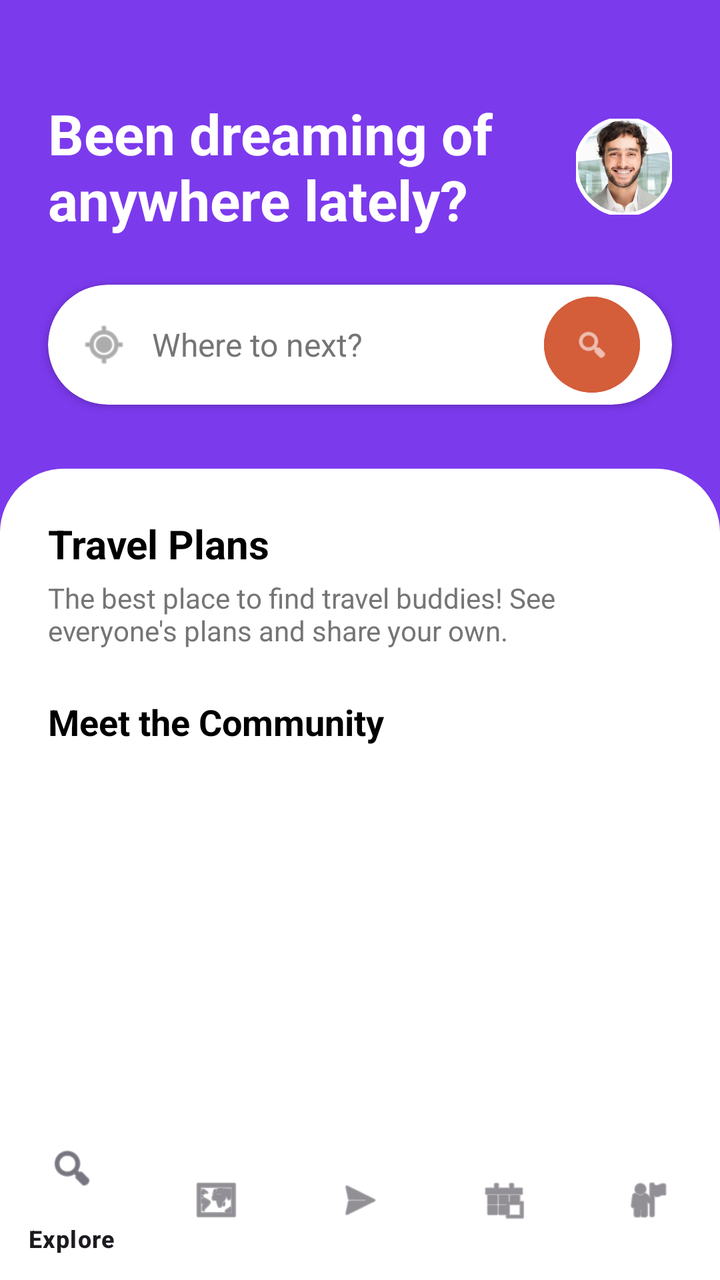
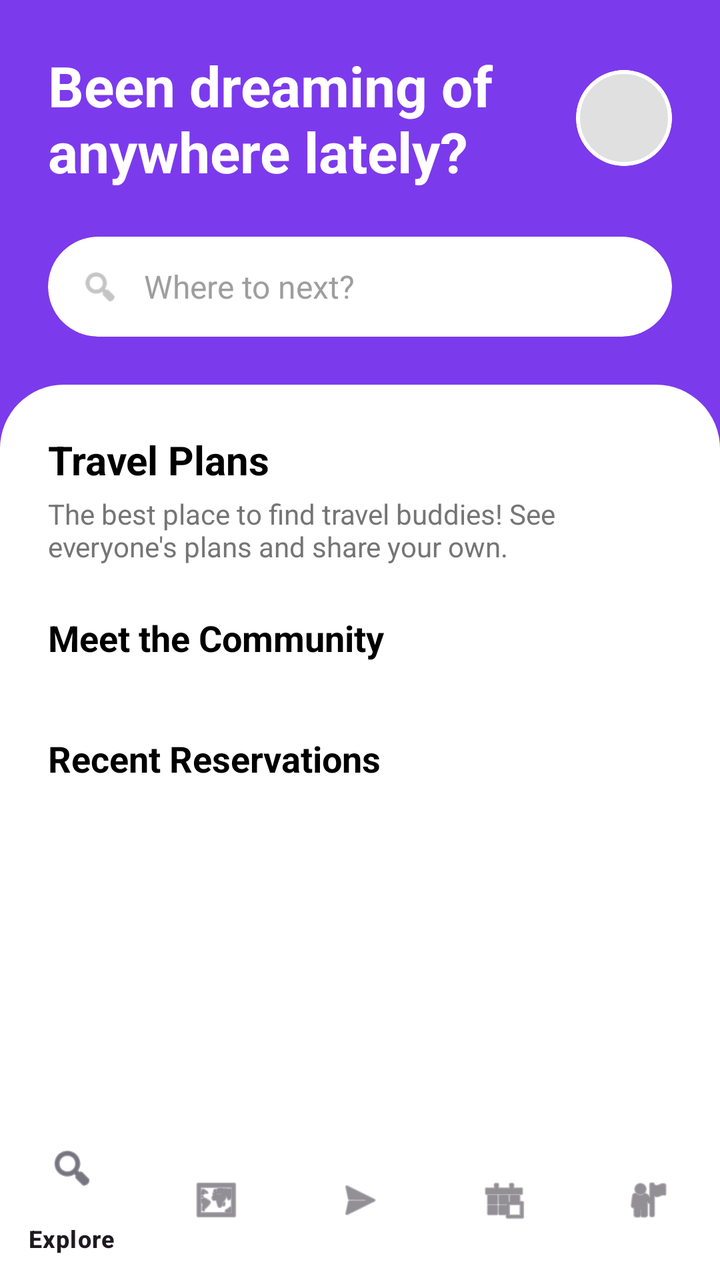

Compare the two renders of this Android layout. The source of the first and the diff that turns it into the second are given below.
<!-- AndroidManifest.xml: application theme Theme.HostelWorld -->
<!-- res/layout/activity_traveler_dashboard.xml -->
<?xml version="1.0" encoding="utf-8"?>
<androidx.constraintlayout.widget.ConstraintLayout
    xmlns:android="http://schemas.android.com/apk/res/android"
    xmlns:app="http://schemas.android.com/apk/res-auto"
    android:layout_width="match_parent"
    android:layout_height="match_parent"
    android:background="#7C3AED"> <TextView
    android:id="@+id/tvTravelerHeader"
    android:layout_width="0dp"
    android:layout_height="wrap_content"
    android:layout_marginStart="24dp"
    android:layout_marginTop="48dp"
    android:layout_marginEnd="16dp"
    android:text="Been dreaming of\nanywhere lately?"
    android:textColor="#FFFFFF"
    android:textSize="28sp"
    android:textStyle="bold"
    app:layout_constraintEnd_toStartOf="@+id/ivProfilePic"
    app:layout_constraintStart_toStartOf="parent"
    app:layout_constraintTop_toTopOf="parent" />

    <com.google.android.material.imageview.ShapeableImageView
        android:id="@+id/ivProfilePic"
        android:layout_width="48dp"
        android:layout_height="48dp"
        android:layout_marginEnd="24dp"
        android:scaleType="centerCrop"
        android:src="@drawable/my_profile_pic"
        app:layout_constraintBottom_toBottomOf="@+id/tvTravelerHeader"
        app:layout_constraintEnd_toEndOf="parent"
        app:layout_constraintTop_toTopOf="@+id/tvTravelerHeader"
        app:shapeAppearanceOverlay="@style/CircleShape"
        app:strokeColor="#FFFFFF"
        app:strokeWidth="2dp" />

    <androidx.cardview.widget.CardView
        android:id="@+id/cvSearch"
        android:layout_width="match_parent"
        android:layout_height="60dp"
        android:layout_marginHorizontal="24dp"
        android:layout_marginTop="24dp"
        app:cardCornerRadius="30dp"
        app:layout_constraintTop_toBottomOf="@+id/tvTravelerHeader">

        <LinearLayout
            android:layout_width="match_parent"
            android:layout_height="match_parent"
            android:gravity="center_vertical"
            android:orientation="horizontal"
            android:paddingHorizontal="16dp">

            <ImageView
                android:layout_width="24dp"
                android:layout_height="24dp"
                android:src="@android:drawable/ic_menu_mylocation"
                app:tint="#757575" />

            <TextView
                android:layout_width="0dp"
                android:layout_height="wrap_content"
                android:layout_marginStart="12dp"
                android:layout_weight="1"
                android:text="Where to next?"
                android:textColor="#757575"
                android:textSize="16sp" />

            <com.google.android.material.button.MaterialButton
                android:layout_width="48dp"
                android:layout_height="48dp"
                android:backgroundTint="#D45D3A"
                android:insetLeft="0dp"
                android:insetTop="0dp"
                android:insetRight="0dp"
                android:insetBottom="0dp"
                app:cornerRadius="24dp"
                app:icon="@android:drawable/ic_menu_search"
                app:iconGravity="textStart"
                app:iconPadding="0dp" />
        </LinearLayout>
    </androidx.cardview.widget.CardView>

    <androidx.core.widget.NestedScrollView
        android:layout_width="match_parent"
        android:layout_height="0dp"
        android:layout_marginTop="32dp"
        android:background="@drawable/rounded_top_corners_white"
        app:layout_constraintBottom_toTopOf="@+id/bottomNavTraveler"
        app:layout_constraintTop_toBottomOf="@+id/cvSearch">

        <LinearLayout
            android:layout_width="match_parent"
            android:layout_height="wrap_content"
            android:orientation="vertical"
            android:padding="24dp">

            <TextView
                android:layout_width="wrap_content"
                android:layout_height="wrap_content"
                android:text="Travel Plans"
                android:textColor="#000000"
                android:textSize="20sp"
                android:textStyle="bold" />

            <TextView
                android:layout_width="match_parent"
                android:layout_height="wrap_content"
                android:layout_marginTop="4dp"
                android:text="The best place to find travel buddies! See everyone's plans and share your own."
                android:textColor="#757575" />

            <TextView
                android:layout_width="match_parent"
                android:layout_height="wrap_content"
                android:layout_marginTop="24dp"
                android:text="Meet the Community"
                android:textColor="#000000"
                android:textSize="18sp"
                android:textStyle="bold" />

            <androidx.recyclerview.widget.RecyclerView
                android:id="@+id/rvTravelBuddies"
                android:layout_width="match_parent"
                android:layout_height="wrap_content"
                android:layout_marginTop="8dp"
                android:orientation="horizontal" />

            <androidx.recyclerview.widget.RecyclerView
                android:id="@+id/rvBookedTrips"
                android:layout_width="match_parent"
                android:layout_height="wrap_content"
                android:layout_marginTop="16dp"
                android:nestedScrollingEnabled="false" />

        </LinearLayout>
    </androidx.core.widget.NestedScrollView>

    
    <com.google.android.material.bottomnavigation.BottomNavigationView
        android:id="@+id/bottomNavTraveler"
        android:layout_width="match_parent"
        android:layout_height="wrap_content"
        android:background="#FFFFFF"
        app:layout_constraintBottom_toBottomOf="parent"
        app:menu="@menu/traveler_bottom_nav_menu" />

</androidx.constraintlayout.widget.ConstraintLayout>
<!-- resources referenced by this layout -->
<resources>
  <!-- drawable my_profile_pic: jpg bitmap (drawable, 15838 bytes) -->
  <!-- drawable rounded_top_corners_white (drawable) -->
  <?xml version="1.0" encoding="utf-8"?>
  <shape xmlns:android="http://schemas.android.com/apk/res/android"
      android:shape="rectangle">
  
      <solid android:color="#FFFFFF" />
  
      <corners
          android:topLeftRadius="32dp"
          android:topRightRadius="32dp" />
  </shape>
  <style name="CircleShape" parent="">
          <item name="cornerFamily">rounded</item>
          <item name="cornerSize">50%</item> </style>
  <style name="Theme.HostelWorld" parent="Base.Theme.HostelWorld" />
  <style name="Base.Theme.HostelWorld" parent="Theme.Material3.DayNight.NoActionBar">
          
          
      </style>
</resources>

<!-- the commit's change to res/layout/activity_traveler_dashboard.xml (unified diff, before → after) -->
@@ -1,146 +1,146 @@
 <?xml version="1.0" encoding="utf-8"?>
-<androidx.constraintlayout.widget.ConstraintLayout
-    xmlns:android="http://schemas.android.com/apk/res/android"
+<RelativeLayout xmlns:android="http://schemas.android.com/apk/res/android"
     xmlns:app="http://schemas.android.com/apk/res-auto"
     android:layout_width="match_parent"
     android:layout_height="match_parent"
-    android:background="#7C3AED"> <TextView
-    android:id="@+id/tvTravelerHeader"
-    android:layout_width="0dp"
-    android:layout_height="wrap_content"
-    android:layout_marginStart="24dp"
-    android:layout_marginTop="48dp"
-    android:layout_marginEnd="16dp"
-    android:text="Been dreaming of\nanywhere lately?"
-    android:textColor="#FFFFFF"
-    android:textSize="28sp"
-    android:textStyle="bold"
-    app:layout_constraintEnd_toStartOf="@+id/ivProfilePic"
-    app:layout_constraintStart_toStartOf="parent"
-    app:layout_constraintTop_toTopOf="parent" />
+    android:background="#7C3AED">
 
-    <com.google.android.material.imageview.ShapeableImageView
-        android:id="@+id/ivProfilePic"
-        android:layout_width="48dp"
-        android:layout_height="48dp"
-        android:layout_marginEnd="24dp"
-        android:scaleType="centerCrop"
-        android:src="@drawable/my_profile_pic"
-        app:layout_constraintBottom_toBottomOf="@+id/tvTravelerHeader"
-        app:layout_constraintEnd_toEndOf="parent"
-        app:layout_constraintTop_toTopOf="@+id/tvTravelerHeader"
-        app:shapeAppearanceOverlay="@style/CircleShape"
-        app:strokeColor="#FFFFFF"
-        app:strokeWidth="2dp" />
+    <RelativeLayout
+        android:id="@+id/rlTopHeader"
+        android:layout_width="match_parent"
+        android:layout_height="wrap_content"
+        android:padding="24dp">
+
+        <TextView
+            android:layout_width="wrap_content"
+            android:layout_height="wrap_content"
+            android:text="Been dreaming of\nanywhere lately?"
+            android:textColor="#FFFFFF"
+            android:textSize="28sp"
+            android:textStyle="bold"
+            android:layout_centerVertical="true"/>
+
+        <androidx.cardview.widget.CardView
+            android:layout_width="48dp"
+            android:layout_height="48dp"
+            android:layout_alignParentEnd="true"
+            android:layout_centerVertical="true"
+            app:cardCornerRadius="24dp"
+            app:cardElevation="0dp">
+            <ImageView
+                android:layout_width="match_parent"
+                android:layout_height="match_parent"
+                android:scaleType="centerCrop"
+                android:src="@drawable/circle_placeholder" />
+        </androidx.cardview.widget.CardView>
+    </RelativeLayout>
 
     <androidx.cardview.widget.CardView
         android:id="@+id/cvSearch"
         android:layout_width="match_parent"
-        android:layout_height="60dp"
+        android:layout_height="50dp"
+        android:layout_below="@id/rlTopHeader"
         android:layout_marginHorizontal="24dp"
-        android:layout_marginTop="24dp"
-        app:cardCornerRadius="30dp"
-        app:layout_constraintTop_toBottomOf="@+id/tvTravelerHeader">
-
+        app:cardCornerRadius="25dp"
+        app:cardElevation="0dp">
         <LinearLayout
             android:layout_width="match_parent"
             android:layout_height="match_parent"
+            android:orientation="horizontal"
             android:gravity="center_vertical"
-            android:orientation="horizontal"
             android:paddingHorizontal="16dp">
-
             <ImageView
-                android:layout_width="24dp"
-                android:layout_height="24dp"
-                android:src="@android:drawable/ic_menu_mylocation"
-                app:tint="#757575" />
-
+                android:layout_width="20dp"
+                android:layout_height="20dp"
+                android:src="@android:drawable/ic_menu_search"
+                app:tint="#9E9E9E"/>
             <TextView
-                android:layout_width="0dp"
+                android:layout_width="wrap_content"
                 android:layout_height="wrap_content"
+                android:text="Where to next?"
+                android:textColor="#9E9E9E"
                 android:layout_marginStart="12dp"
-                android:layout_weight="1"
-                android:text="Where to next?"
-                android:textColor="#757575"
-                android:textSize="16sp" />
-
-            <com.google.android.material.button.MaterialButton
-                android:layout_width="48dp"
-                android:layout_height="48dp"
-                android:backgroundTint="#D45D3A"
-                android:insetLeft="0dp"
-                android:insetTop="0dp"
-                android:insetRight="0dp"
-                android:insetBottom="0dp"
-                app:cornerRadius="24dp"
-                app:icon="@android:drawable/ic_menu_search"
-                app:iconGravity="textStart"
-                app:iconPadding="0dp" />
+                android:textSize="16sp"/>
         </LinearLayout>
     </androidx.cardview.widget.CardView>
 
-    <androidx.core.widget.NestedScrollView
+    <LinearLayout
         android:layout_width="match_parent"
-        android:layout_height="0dp"
-        android:layout_marginTop="32dp"
+        android:layout_height="match_parent"
+        android:layout_below="@id/cvSearch"
+        android:layout_above="@id/bottomNavTraveler"
+        android:layout_marginTop="24dp"
         android:background="@drawable/rounded_top_corners_white"
-        app:layout_constraintBottom_toTopOf="@+id/bottomNavTraveler"
-        app:layout_constraintTop_toBottomOf="@+id/cvSearch">
+        android:orientation="vertical">
 
-        <LinearLayout
+        <androidx.core.widget.NestedScrollView
             android:layout_width="match_parent"
-            android:layout_height="wrap_content"
-            android:orientation="vertical"
-            android:padding="24dp">
+            android:layout_height="match_parent">
 
-            <TextView
-                android:layout_width="wrap_content"
-                android:layout_height="wrap_content"
-                android:text="Travel Plans"
-                android:textColor="#000000"
-                android:textSize="20sp"
-                android:textStyle="bold" />
-
-            <TextView
+            <LinearLayout
                 android:layout_width="match_parent"
                 android:layout_height="wrap_content"
-                android:layout_marginTop="4dp"
-                android:text="The best place to find travel buddies! See everyone's plans and share your own."
-                android:textColor="#757575" />
+                android:orientation="vertical"
+                android:padding="24dp">
 
-            <TextView
-                android:layout_width="match_parent"
-                android:layout_height="wrap_content"
-                android:layout_marginTop="24dp"
-                android:text="Meet the Community"
-                android:textColor="#000000"
-                android:textSize="18sp"
-                android:textStyle="bold" />
+                <TextView
+                    android:layout_width="wrap_content"
+                    android:layout_height="wrap_content"
+                    android:text="Travel Plans"
+                    android:textColor="#000000"
+                    android:textSize="20sp"
+                    android:textStyle="bold" />
 
-            <androidx.recyclerview.widget.RecyclerView
-                android:id="@+id/rvTravelBuddies"
-                android:layout_width="match_parent"
-                android:layout_height="wrap_content"
-                android:layout_marginTop="8dp"
-                android:orientation="horizontal" />
+                <TextView
+                    android:layout_width="match_parent"
+                    android:layout_height="wrap_content"
+                    android:text="The best place to find travel buddies! See everyone's plans and share your own."
+                    android:textColor="#757575"
+                    android:textSize="14sp"
+                    android:layout_marginTop="4dp" />
 
-            <androidx.recyclerview.widget.RecyclerView
-                android:id="@+id/rvBookedTrips"
-                android:layout_width="match_parent"
-                android:layout_height="wrap_content"
-                android:layout_marginTop="16dp"
-                android:nestedScrollingEnabled="false" />
+                <TextView
+                    android:layout_width="wrap_content"
+                    android:layout_height="wrap_content"
+                    android:text="Meet the Community"
+                    android:textColor="#000000"
+                    android:textSize="18sp"
+                    android:textStyle="bold"
+                    android:layout_marginTop="24dp" />
 
-        </LinearLayout>
-    </androidx.core.widget.NestedScrollView>
+                <androidx.recyclerview.widget.RecyclerView
+                    android:id="@+id/rvTravelBuddies"
+                    android:layout_width="match_parent"
+                    android:layout_height="wrap_content"
+                    android:layout_marginTop="12dp"
+                    android:orientation="horizontal" />
 
-    
+                <TextView
+                    android:layout_width="wrap_content"
+                    android:layout_height="wrap_content"
+                    android:text="Recent Reservations"
+                    android:textColor="#000000"
+                    android:textSize="18sp"
+                    android:textStyle="bold"
+                    android:layout_marginTop="24dp" />
+
+                <androidx.recyclerview.widget.RecyclerView
+                    android:id="@+id/rvBookedTrips"
+                    android:layout_width="match_parent"
+                    android:layout_height="wrap_content"
+                    android:layout_marginTop="8dp"
+                    android:nestedScrollingEnabled="false" />
+
+            </LinearLayout>
+        </androidx.core.widget.NestedScrollView>
+    </LinearLayout>
+
     <com.google.android.material.bottomnavigation.BottomNavigationView
         android:id="@+id/bottomNavTraveler"
         android:layout_width="match_parent"
         android:layout_height="wrap_content"
+        android:layout_alignParentBottom="true"
         android:background="#FFFFFF"
-        app:layout_constraintBottom_toBottomOf="parent"
         app:menu="@menu/traveler_bottom_nav_menu" />
 
-</androidx.constraintlayout.widget.ConstraintLayout>
+</RelativeLayout>
<!-- resource entries referenced after the edit -->
@@ -1,6 +1,16 @@
 <!-- resources referenced by this layout -->
 <resources>
-  <!-- drawable my_profile_pic: jpg bitmap (drawable, 15838 bytes) -->
+  <!-- drawable circle_placeholder (drawable) -->
+  <?xml version="1.0" encoding="utf-8"?>
+  <shape xmlns:android="http://schemas.android.com/apk/res/android"
+      android:shape="oval">
+  
+      <solid android:color="#E0E0E0" />
+  
+      <stroke
+          android:width="2dp"
+          android:color="#FFFFFF" />
+  </shape>
   <!-- drawable rounded_top_corners_white (drawable) -->
   <?xml version="1.0" encoding="utf-8"?>
   <shape xmlns:android="http://schemas.android.com/apk/res/android"
@@ -12,9 +22,6 @@
           android:topLeftRadius="32dp"
           android:topRightRadius="32dp" />
   </shape>
-  <style name="CircleShape" parent="">
-          <item name="cornerFamily">rounded</item>
-          <item name="cornerSize">50%</item> </style>
   <style name="Theme.HostelWorld" parent="Base.Theme.HostelWorld" />
   <style name="Base.Theme.HostelWorld" parent="Theme.Material3.DayNight.NoActionBar">
           
